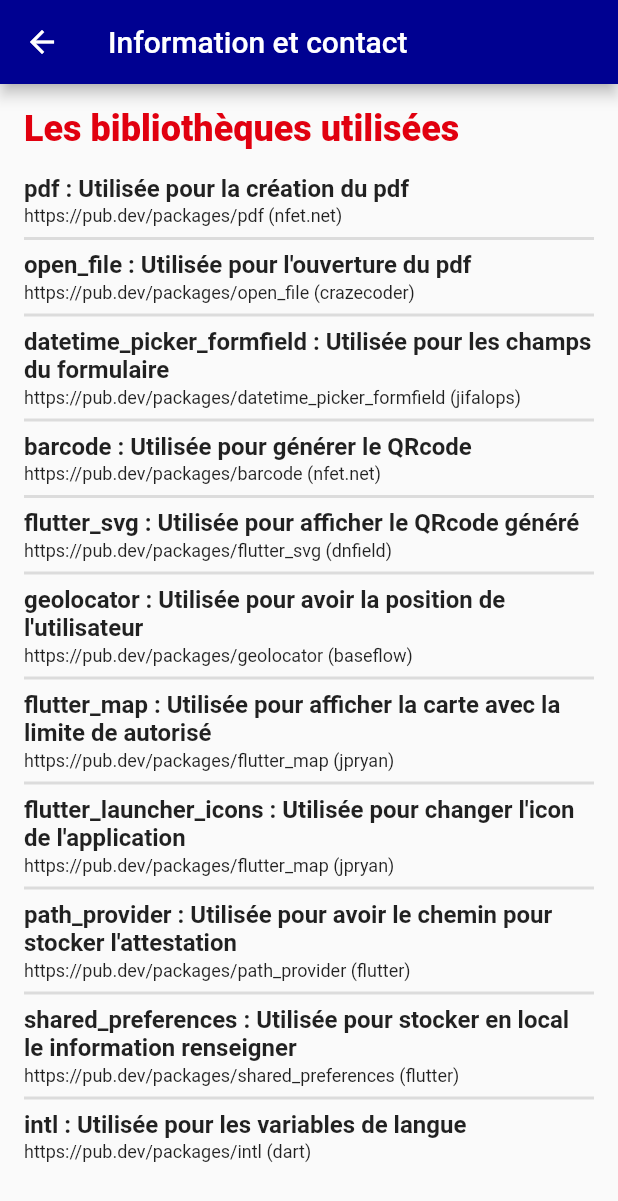
After one commit to nicolasOvejero/my_certificate, a Flutter app: the screen it shows after launch, after a tap on the "contact support" icon, on a phone screen of 412 x 824 dp. The commit adds this screen. Shown: the top 1201 px of the screen. Run offline on Flutter 3.47's test engine with Material 2 defaults, Android fonts, the phone set to English and light mode, and no system bars; our stand-ins replace datetime_picker_formfield, flutter_map, flutter_svg, geolocator, latlong, open_file and 2 more; missing offline and left inert: barcode; generated files the repository leaves out were written again.

Commit message:
feat(Credit): Add new credit page to show used lib and developer information

```diff
--- a/lib/controllers/tab_bar_controller.dart
+++ b/lib/controllers/tab_bar_controller.dart
@@ -1,5 +1,6 @@
 import 'package:flutter/material.dart';
 import 'package:flutter_gen/gen_l10n/app_localizations.dart';
+import 'package:my_certificate/credit_page.dart';
 import 'package:my_certificate/models/certificate.dart';
 import 'package:my_certificate/views/certificate_view.dart';
 import 'package:my_certificate/map_page.dart';
@@ -72,7 +73,16 @@ class _TabBarController extends State<TabBarController>
                         MaterialPageRoute(builder: (context) => MapPage(certificate)),
                       );
                     },
-                  ) : Container()
+                  ) : Container(),
+                  IconButton(
+                    icon: Icon(Icons.contact_support_outlined),
+                    onPressed: () {
+                      Navigator.push(
+                        context,
+                        MaterialPageRoute(builder: (context) => CreditPage()),
+                      );
+                    },
+                  )
                 ],
               ),
               body: TabBarView(
--- /dev/null
+++ b/lib/credit_page.dart
@@ -0,0 +1,111 @@
+import 'package:flutter/material.dart';
+import 'package:flutter/widgets.dart';
+import 'package:flutter_gen/gen_l10n/app_localizations.dart';
+
+class LibModel {
+  String name;
+  String description;
+  String link;
+
+  LibModel(this.name, this.description, this.link);
+}
+
+class CreditPage extends StatefulWidget {
+  CreditPage();
+
+  @override
+  _CreditPage createState() => _CreditPage();
+}
+
+class _CreditPage extends State<CreditPage> {
+  final List<LibModel> libs = [
+    LibModel("pdf", "Utilisée pour la création du pdf",
+        "https://pub.dev/packages/pdf (nfet.net)"),
+    LibModel("open_file", "Utilisée pour l'ouverture du pdf",
+        "https://pub.dev/packages/open_file (crazecoder)"),
+    LibModel(
+        "datetime_picker_formfield",
+        "Utilisée pour les champs du formulaire",
+        "https://pub.dev/packages/datetime_picker_formfield (jifalops)"),
+    LibModel("barcode", "Utilisée pour générer le QRcode",
+        "https://pub.dev/packages/barcode (nfet.net)"),
+    LibModel("flutter_svg", "Utilisée pour afficher le QRcode généré",
+        "https://pub.dev/packages/flutter_svg (dnfield)"),
+    LibModel("geolocator", "Utilisée pour avoir la position de l'utilisateur",
+        "https://pub.dev/packages/geolocator (baseflow)"),
+    LibModel(
+        "flutter_map",
+        "Utilisée pour afficher la carte avec la limite de autorisé",
+        "https://pub.dev/packages/flutter_map (jpryan)"),
+    LibModel(
+        "flutter_launcher_icons",
+        "Utilisée pour changer l'icon de l'application",
+        "https://pub.dev/packages/flutter_map (jpryan)"),
+    LibModel(
+        "path_provider",
+        "Utilisée pour avoir le chemin pour stocker l'attestation",
+        "https://pub.dev/packages/path_provider (flutter)"),
+    LibModel(
+        "shared_preferences",
+        "Utilisée pour stocker en local le information renseigner",
+        "https://pub.dev/packages/shared_preferences (flutter)"),
+    LibModel("intl", "Utilisée pour les variables de langue",
+        "https://pub.dev/packages/intl (dart)"),
+  ];
+
+  @override
+  Widget build(BuildContext context) {
+    return Scaffold(
+      appBar: AppBar(
+        title: Text("Information et contact"),
+      ),
+      body: SingleChildScrollView(
+        child: Column(
+          children: <Widget>[_buildLibView(context)],
+        ),
+      ),
+    );
+  }
+
+  Widget _buildLibView(BuildContext context) {
+    final List<Widget> libView = [
+      Padding(
+        padding: EdgeInsets.only(bottom: 16),
+        child: Text(
+          AppLocalizations.of(context).creditLibTitle,
+          style: TextStyle(
+              color: Theme.of(context).accentColor,
+              fontSize: 24,
+              fontWeight: FontWeight.w900),
+        ),
+      ),
+    ];
+    libView.addAll(libs.map((LibModel lib) {
+      return Column(
+        crossAxisAlignment: CrossAxisAlignment.start,
+        children: <Widget>[
+          Text(
+            '${lib.name} : ${lib.description}',
+            style: TextStyle(fontSize: 16, fontWeight: FontWeight.w600),
+          ),
+          Padding(
+            padding: EdgeInsets.only(top: 2),
+            child: SelectableText(
+              lib.link,
+              style: TextStyle(fontSize: 12, fontWeight: FontWeight.w400),
+            ),
+          ),
+          libs.indexOf(lib) >= libs.length - 1
+              ? Container()
+              : Divider(thickness: 2),
+        ],
+      );
+    }));
+
+    return Padding(
+      padding: EdgeInsets.all(16),
+      child: Column(
+          crossAxisAlignment: CrossAxisAlignment.start, children: libView),
+    );
+  }
+}
--- a/lib/l10n/app_fr.arb
+++ b/lib/l10n/app_fr.arb
@@ -166,5 +166,9 @@
   "schoolTitle": "Déplacement pour enfants",
   "@schoolTitle": {
     "description": "Card title for school type"
+  },
+  "creditLibTitle": "Les bibliothèques utilisées",
+  "@creditLibTitle": {
+    "description": "Title for the libraries part in credit page"
   }
 }
```
Also changed, not shown: lib/views/certificate_view.dart (+16 -10 lines).
